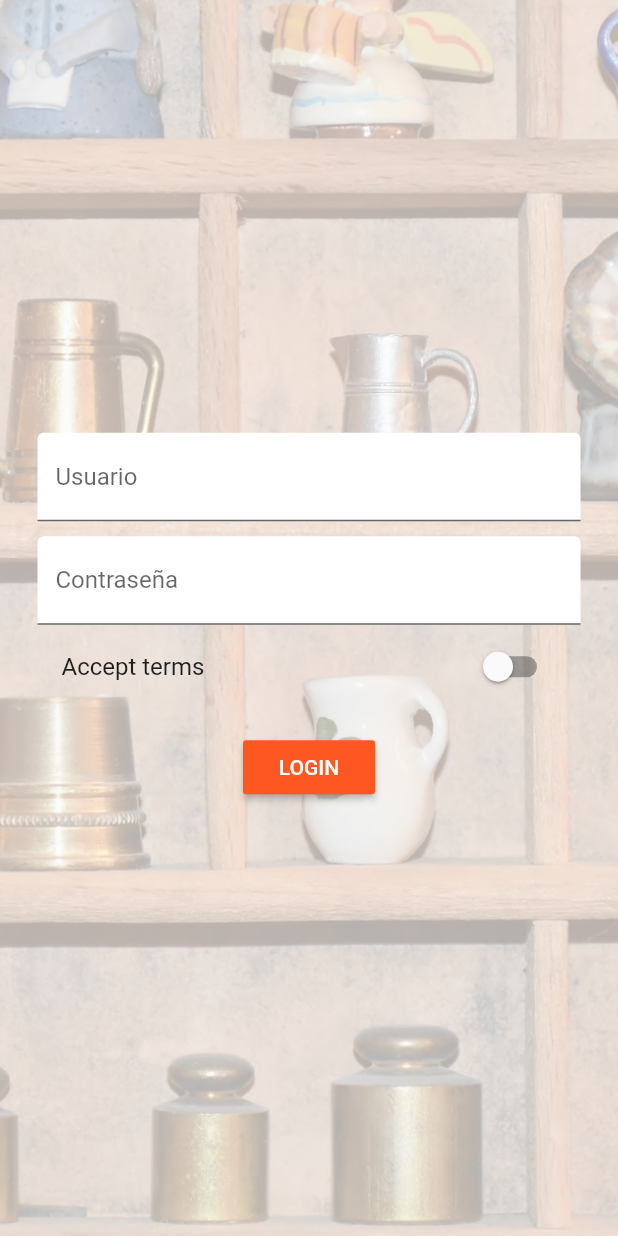
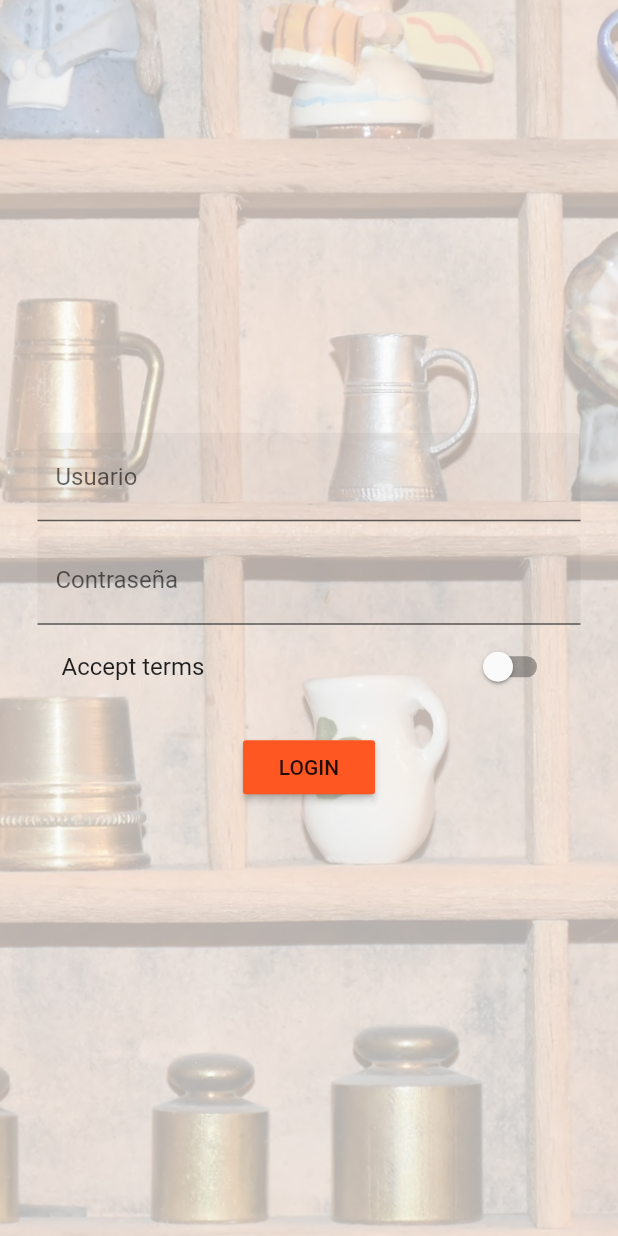
Before and after one commit to oscarlolero/ecmex-mobile-app, a Flutter app: the screen it shows after launch, on a phone screen of 412 x 824 dp. Run offline on Flutter 3.47's test engine with Material 2 defaults, Android fonts, the phone set to English and light mode, and no system bars; accounts and stored records are empty.

```diff
--- a/lib/pages/auth.dart
+++ b/lib/pages/auth.dart
@@ -32,7 +32,7 @@ class _AuthPage extends State<AuthPage> {
   Widget _buildUsernameTextField() {
     return TextFormField(
       decoration: InputDecoration(
-          labelText: 'Usuario', filled: true, fillColor: Colors.white),
+          labelText: 'Usuario', filled: true),
       validator: (String value) {
         //TODO: Activar validaciones de login
 //        if(value.isEmpty) {
@@ -49,7 +49,7 @@ class _AuthPage extends State<AuthPage> {
     return TextFormField(
       obscureText: true,
       decoration: InputDecoration(
-          labelText: 'Contraseña', filled: true, fillColor: Colors.white),
+          labelText: 'Contraseña', filled: true),
       validator: (String value) {
 //        if (value.isEmpty || value.length < 3) {
 //          return 'Invalid password.';
@@ -138,7 +138,7 @@ class _AuthPage extends State<AuthPage> {
                       builder: (BuildContext context, Widget snapshot, MainModel model) {
                         return RaisedButton(
                           color: Theme.of(context).primaryColor,
-                          child: Text('LOGIN', style: TextStyle(color: Colors.white)),
+                          child: Text('LOGIN'),
                           onPressed: () {
                             _submitForm(model.login);
                             }, //se añade el arrow y () para que se ejecute cuando se ejecute la funcion y no cuando se haga el build
```
Also changed, not shown: lib/scoped-models/connected_products.dart (+11 -7 lines).
